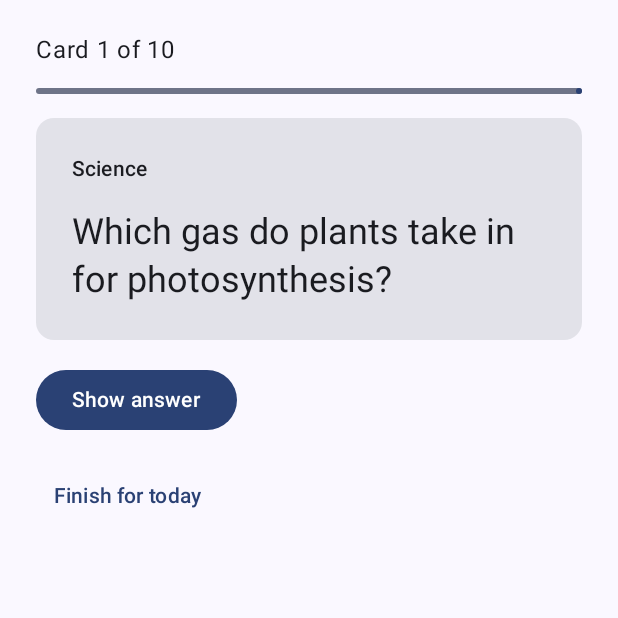
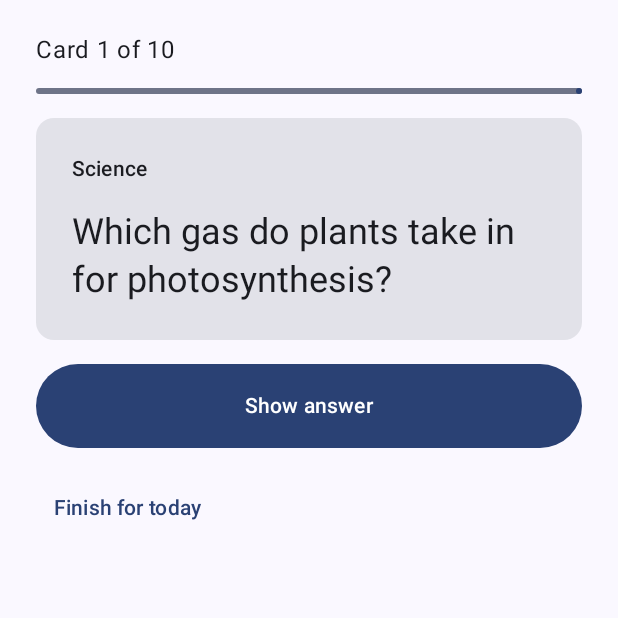
Before and after one commit to BhoneKhantKyaw04/Recall, an Android app built with Jetpack Compose: the screen it shows after launch (MainActivity), after a tap on "Start practice", on a phone screen of 412 x 824 dp, the top half of it. Run offline under Robolectric (Android 15) with nearby library versions, the phone set to English and light mode, and no system bars; our stand-ins replace Room's generated code.

Commit message:
Fix practice screen buttons

```diff
--- a/app/src/main/java/com/example/recall/ui/StudyScreen.kt
+++ b/app/src/main/java/com/example/recall/ui/StudyScreen.kt
@@ -28,7 +28,8 @@ import android.os.Handler
 import android.os.Looper
 
 @Composable
-fun StudyScreen(viewModel: StudyViewModel, soundOn: Boolean, onBack: () -> Unit) {    val state by viewModel.uiState.collectAsState()
+fun StudyScreen(viewModel: StudyViewModel, soundOn: Boolean, onBack: () -> Unit) {
+    val state by viewModel.uiState.collectAsState()
     val buttonModifier = Modifier.fillMaxWidth().heightIn(min = 56.dp)
 
     Scaffold { padding ->
@@ -78,14 +79,20 @@ fun StudyScreen(viewModel: StudyViewModel, soundOn: Boolean, onBack: () -> Unit)
                     }
 
                     if (!state.showAnswer) {
-                        Button(onClick = { if (soundOn) playTone(true); viewModel.answer(true) }) {
+                        Button(onClick = viewModel::revealAnswer, modifier = buttonModifier) {
                             Text("Show answer")
                         }
                     } else {
-                        Button(onClick = { if (soundOn) playTone(false); viewModel.answer(false) }) {
+                        Button(
+                            onClick = { if (soundOn) playTone(true); viewModel.answer(true) },
+                            modifier = buttonModifier
+                        ) {
                             Text("I knew it")
                         }
-                        OutlinedButton(onClick = { viewModel.answer(false) }, modifier = buttonModifier) {
+                        OutlinedButton(
+                            onClick = { if (soundOn) playTone(false); viewModel.answer(false) },
+                            modifier = buttonModifier
+                        ) {
                             Text("Not yet")
                         }
                     }
```
